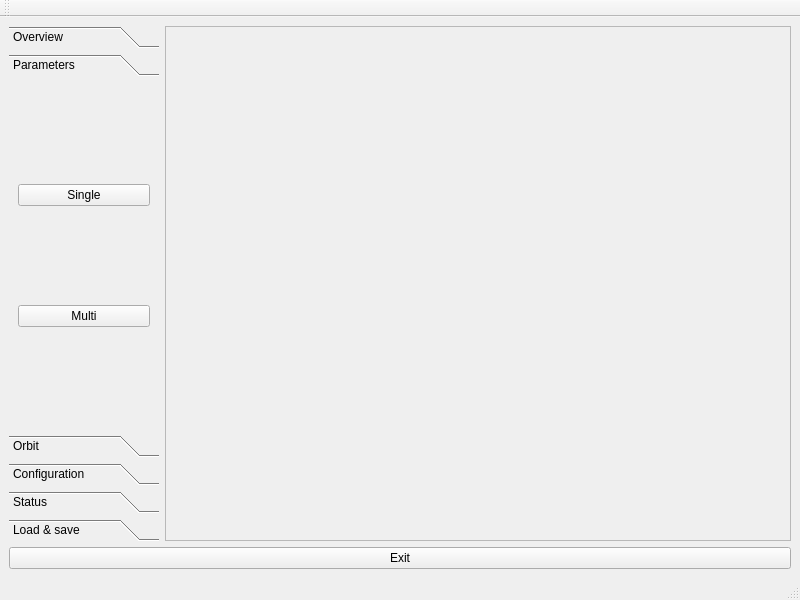
This is pyRamid/src/ui/win1.ui in hinxx/hiinks as Qt 5 draws it before an edit. The edited form follows.
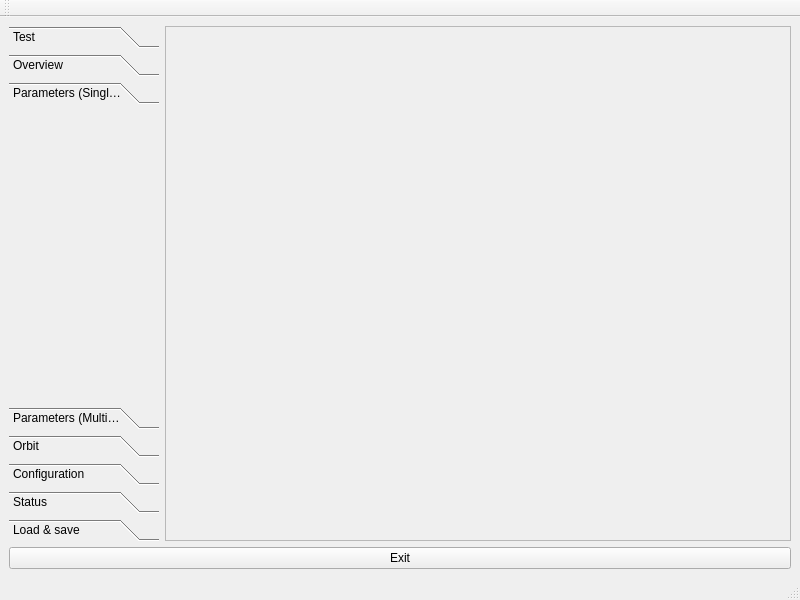
This is the edited form. The open tabs and pages were chosen to show the change.

```diff
--- a/pyRamid/src/ui/win1.ui
+++ b/pyRamid/src/ui/win1.ui
@@ -28,6 +28,11 @@
         <property name="currentIndex">
          <number>5</number>
         </property>
+        <widget class="QWidget" name="page_test">
+         <attribute name="label">
+          <string>Test</string>
+         </attribute>
+        </widget>
         <widget class="QWidget" name="page_overview">
          <property name="geometry">
           <rect>
@@ -47,28 +52,17 @@
            <x>0</x>
            <y>0</y>
            <width>150</width>
-           <height>313</height>
+           <height>255</height>
           </rect>
          </property>
          <attribute name="label">
-          <string>Parameters</string>
+          <string>Parameters (Single IOC)</string>
          </attribute>
-         <layout class="QVBoxLayout" name="verticalLayout_2">
-          <item>
-           <widget class="QPushButton" name="pushButton_parametersSingle">
-            <property name="text">
-             <string>Single</string>
-            </property>
-           </widget>
-          </item>
-          <item>
-           <widget class="QPushButton" name="pushButton_parametersMulti">
-            <property name="text">
-             <string>Multi</string>
-            </property>
-           </widget>
-          </item>
-         </layout>
+        </widget>
+        <widget class="QWidget" name="page_parametersMultiIOC">
+         <attribute name="label">
+          <string>Parameters (Multi IOC)</string>
+         </attribute>
         </widget>
         <widget class="QWidget" name="page_orbit">
          <property name="geometry">
```
Left out of the diff: 20 changed lines with no effect on the pictures.
